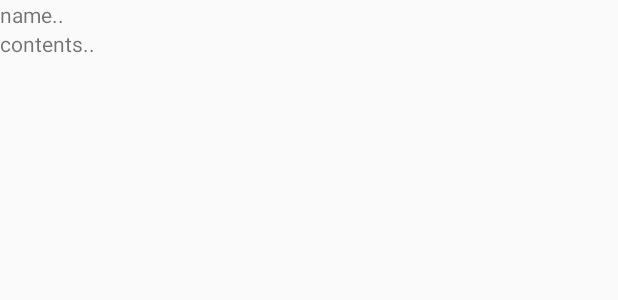
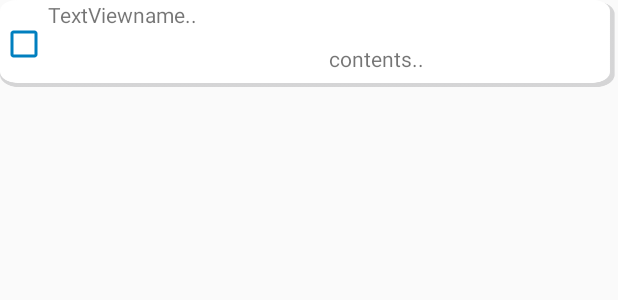
Before and after one commit to s-seongsik/willy_will, an Android app: the layout listitem.xml on its own in the app's theme, with its tools: preview values and no code run, on a phone screen of 412 x 824 dp. Shown: the top 300 px of the screen. Run offline under Robolectric (Android 15) with nearby library versions, the phone set to English and light mode, and no system bars.

Commit message:
fix listitem
fix listitem.xml
fix tv_contents->tv_time
add tv_rank, tv_routine
add list item background

```diff
--- a/app/src/main/java/com/example/willy_will/fragmentMain.java
+++ b/app/src/main/java/com/example/willy_will/fragmentMain.java
@@ -62,10 +62,12 @@ public class fragmentMain extends Fragment {
     // setValue n Adapter
     private void refreshMainList(ListView mainListView){
         int num = getArguments().getInt(EXTRA_INT);
+        String rank = getArguments().getString((EXTRA_STRING));
         String title = getArguments().getString(EXTRA_STRING);
+        //String routine = R.string.routine_true;
 
         mainListAdapter mainListAdapter = (mainListAdapter) getArguments().getSerializable(EXTRA_ADAPTER);
-        mainListAdapter.addItem(title, "num is" + num);
+        mainListAdapter.addItem(rank,title, "num is" + num);
         mainListView.setAdapter(mainListAdapter);
     }
 
@@ -74,7 +76,7 @@ public class fragmentMain extends Fragment {
         @Override
         public void onItemClick(AdapterView<?> parent, View view, int position, long id) {
             /*
-            remain thiing
+            remain thing
             1. get listView item info
             2. set info in acrivityDetail Intent
             3. display
--- a/app/src/main/res/layout/fragment_main.xml
+++ b/app/src/main/res/layout/fragment_main.xml
@@ -5,12 +5,6 @@
     android:orientation="vertical" android:layout_width="match_parent"
     android:layout_height="match_parent">
 
-        <TextView
-            android:id="@+id/textView2"
-            android:layout_width="match_parent"
-            android:layout_height="wrap_content"
-            android:text="Main" />
-
         <ListView
             android:layout_width="match_parent"
             android:layout_height="match_parent"
--- a/app/src/main/res/layout/listitem.xml
+++ b/app/src/main/res/layout/listitem.xml
@@ -1,33 +1,72 @@
 <?xml version="1.0" encoding="utf-8"?>
 <LinearLayout xmlns:android="http://schemas.android.com/apk/res/android"
-    android:orientation="vertical" android:layout_width="match_parent"
-    android:layout_height="match_parent">
+    android:layout_width="match_parent"
+    android:layout_height="match_parent"
+    android:gravity="center_horizontal"
+    android:orientation="vertical">
 
     <LinearLayout
         android:layout_width="match_parent"
-        android:layout_height="50dp"
+        android:layout_height="59dp"
+        android:background="@drawable/taskbg"
         android:orientation="horizontal">
 
+        <CheckBox
+            android:id="@+id/cb_done"
+            android:layout_width="wrap_content"
+            android:layout_height="wrap_content"
+            android:layout_gravity="center"
+            android:buttonTint="@color/colorBasic" />
+
         <LinearLayout
-            android:layout_weight="1"
             android:layout_width="wrap_content"
             android:layout_height="match_parent"
+            android:layout_weight="1"
             android:orientation="vertical">
 
-            <TextView
-                android:id="@+id/tv_name"
+            <LinearLayout
                 android:layout_width="match_parent"
-                android:layout_height="wrap_content"
-                android:text="name.."/>
+                android:layout_height="29dp"
+                android:orientation="horizontal">
 
-            <TextView
-                android:layout_weight="1"
-                android:id="@+id/tv_contents"
+                <TextView
+                    android:id="@+id/tv_rank"
+                    android:layout_width="wrap_content"
+                    android:layout_height="match_parent"
+                    android:text="TextView" />
+
+                <TextView
+                    android:id="@+id/tv_name"
+                    android:layout_width="320dp"
+                    android:layout_height="match_parent"
+                    android:bufferType="spannable"
+                    android:text="name.." />
+
+            </LinearLayout>
+
+            <LinearLayout
                 android:layout_width="match_parent"
-                android:layout_height="wrap_content"
-                android:text="contents.." />
+                android:layout_height="30dp"
+                android:orientation="horizontal">
+
+                <TextView
+                    android:id="@+id/tv_routine"
+                    android:layout_width="59dp"
+                    android:layout_height="match_parent"
+                    android:layout_weight="0"
+                    android:text="" />
+
+                <TextView
+                    android:id="@+id/tv_time"
+                    android:layout_width="319dp"
+                    android:layout_height="match_parent"
+                    android:layout_weight="0"
+                    android:gravity="center_horizontal"
+                    android:text="contents.." />
+            </LinearLayout>
 
         </LinearLayout>
 
     </LinearLayout>
+
 </LinearLayout>
--- a/app/src/main/res/values/colors.xml
+++ b/app/src/main/res/values/colors.xml
@@ -4,4 +4,7 @@
     <color name="colorPrimaryDark">#00574B</color>
     <color name="colorAccent">#D81B60</color>
     <color name="colorAccent2">#D89063</color>
+    <color name="colorBasic">#007fbf</color>
+    <color name="colorInactive">#B24D4D4D</color>
+    <color name="colorGroup1">#ADF44336</color>
 </resources>
```
Also changed, not shown: app/src/main/java/adapter/mainListAdapter.java (+43 -5 lines), app/src/main/java/adapter/mainListItem.java (+28 -5 lines), app/src/main/res/drawable/taskbg.png (added).
